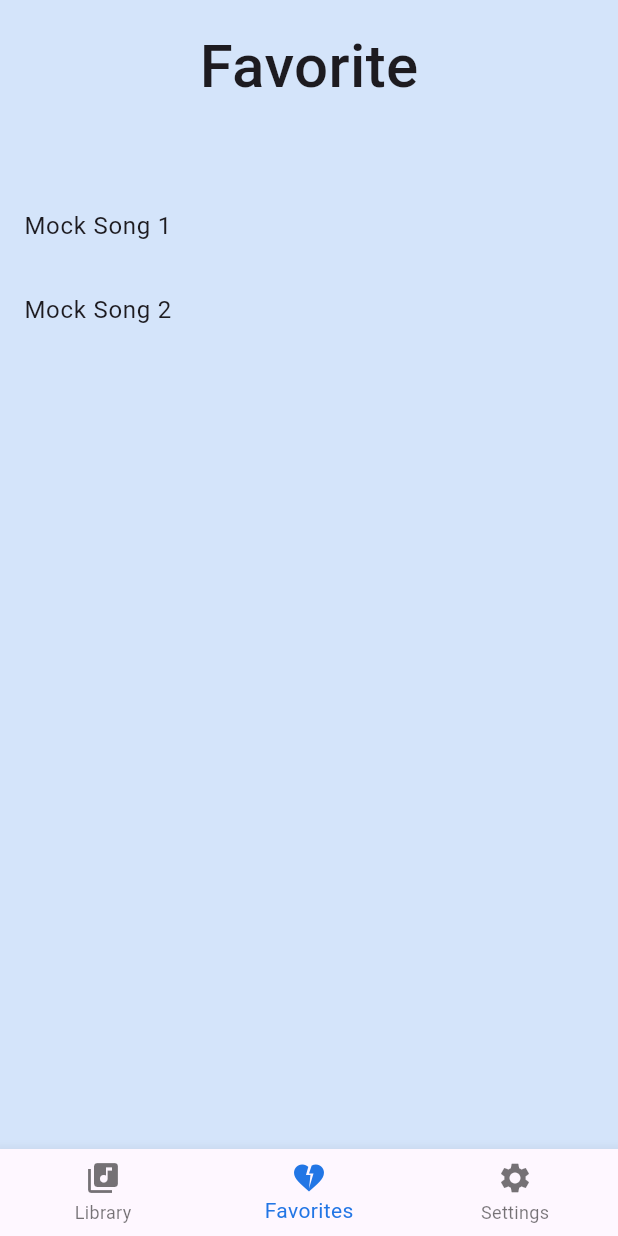
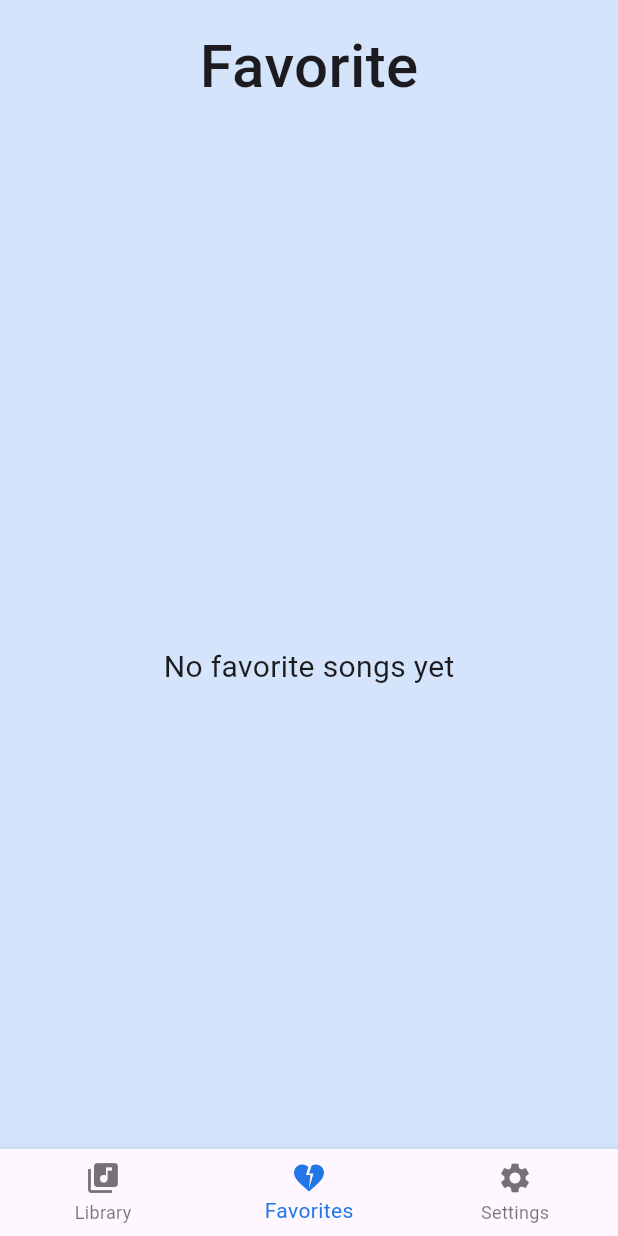
Before and after one commit to Neitong/flutter-w7-homework, a Flutter app: the screen it shows after launch, on a phone screen of 412 x 824 dp. Run offline on Flutter 3.47's test engine with Material 3 defaults, Android fonts, the phone set to English and light mode, and no system bars; our stand-ins replace nested; Roboto replaces fonts that are missing (Eesti).

Commit message:
Homework week7

```diff
--- a/app/lib/main_common.dart
+++ b/app/lib/main_common.dart
@@ -1,6 +1,7 @@
 import 'package:flutter/material.dart';
 import 'package:provider/provider.dart';
 import 'package:nested/nested.dart';
+import 'package:provider/single_child_widget.dart';
 import 'ui/screens/favorite/favorite_screen.dart';
 import 'ui/screens/library/library_screen.dart';
 import 'ui/screens/settings/settings_screen.dart';
@@ -32,13 +33,15 @@ class MyApp extends StatefulWidget {
 class _MyAppState extends State<MyApp> {
   int _currentIndex = 1;
 
-  final List<Widget> _pages = [LibraryScreen(), FavoriteScreen(), SettingsScreen()];
+  final List<Widget> _pages = [
+    const LibraryScreen(),
+    const FavoriteScreen(),
+    const SettingsScreen(),
+  ];
 
   @override
   Widget build(BuildContext context) {
-
-    // 1- Get the globbal settings state
-    AppSettingsState settingsState = context.read<AppSettingsState>();
+    AppSettingsState settingsState = context.watch<AppSettingsState>();
 
     return MaterialApp(
       debugShowCheckedModeBanner: false,
@@ -54,12 +57,12 @@ class _MyAppState extends State<MyApp> {
             });
           },
           selectedItemColor: settingsState.theme.color,
-          items: [
+          items: const [
             BottomNavigationBarItem(
               icon: Icon(Icons.library_music),
               label: 'Library',
             ),
-             BottomNavigationBarItem(
+            BottomNavigationBarItem(
               icon: Icon(Icons.heart_broken),
               label: 'Favorites',
             ),
--- a/app/lib/ui/screens/favorite/favorite_screen.dart
+++ b/app/lib/ui/screens/favorite/favorite_screen.dart
@@ -10,18 +10,20 @@ import '../../theme/theme.dart';
 class FavoriteScreen extends StatelessWidget {
   const FavoriteScreen({super.key});
 
-
   @override
   Widget build(BuildContext context) {
     // 1- Read the globbal song repository
     SongRepository songRepository = context.read<SongRepository>();
-    List<Song> songs = songRepository.fetchSongs();
+    PlayerState playerState = context.watch<PlayerState>();
+    List<Song> songs = songRepository
+        .fetchSongs()
+        .where((song) => playerState.favoriteSongIds.contains(song.id))
+        .toList();
 
-    // 2- Read the globbal settings state
-    AppSettingsState settingsState = context.read<AppSettingsState>();
+    AppSettingsState settingsState = context.watch<AppSettingsState>();
 
     // 3 - Watch the globbal player state
-    PlayerState playerState = context.read<PlayerState>();
+    // PlayerState playerState = context.read<PlayerState>();
 
     return Container(
       color: settingsState.theme.backgroundColor,
@@ -37,11 +39,24 @@ class FavoriteScreen extends StatelessWidget {
           SizedBox(height: 50),
 
           Expanded(
-            child: ListView.builder(
+            child: songs.isEmpty
+                ? Center(
+                    child: Text(
+                      "No favorite songs yet",
+                      style: AppTextStyles.label,
+                    ),
+                  )
+                : ListView.builder(
                     itemCount: songs.length,
                     itemBuilder: (context, index) => SongTile(
                       song: songs[index],
                       isPlaying: playerState.currentSong == songs[index],
+                      onTap: () {
+                        playerState.start(songs[index]);
+                      },
+                      onUnfavoriteTap: () {
+                        playerState.toggleFavorite(songs[index]);
+                      },
                     ),
                   ),
           ),
@@ -56,16 +71,29 @@ class SongTile extends StatelessWidget {
     super.key,
     required this.song,
     required this.isPlaying,
+    required this.onTap,
+    required this.onUnfavoriteTap,
   });
 
   final Song song;
   final bool isPlaying;
+  final VoidCallback onTap;
+  final VoidCallback onUnfavoriteTap;
 
 
   @override
   Widget build(BuildContext context) {
     return ListTile(
+      onTap: onTap,
       title: Text(song.title),
+      subtitle: Text(song.artist),
+      leading: IconButton(
+        onPressed: onUnfavoriteTap,
+        icon: const Icon(
+          Icons.favorite,
+          color: Colors.red,
+        ),
+      ),
       trailing: Text(
         isPlaying ? "Playing" : "",
         style: TextStyle(color: Colors.amber),
--- a/app/lib/ui/screens/settings/settings_screen.dart
+++ b/app/lib/ui/screens/settings/settings_screen.dart
@@ -38,7 +38,7 @@ class SettingsScreen extends StatelessWidget {
                     themeColor: theme,
                     isSelected: theme == settingsState.theme,
                     onTap: (value) {
-                      settingsState.changeTheme(theme);
+                      settingsState.changeTheme(value);
                     },
                   ),
                 )
--- a/app/lib/ui/states/player_state.dart
+++ b/app/lib/ui/states/player_state.dart
@@ -4,8 +4,10 @@ import '../../model/songs/song.dart';
 
 class PlayerState extends ChangeNotifier {
   Song? _currentSong;
+  final Set<String> _favoriteSongIds = {};
 
   Song? get currentSong => _currentSong;
+  Set<String> get favoriteSongIds => Set.unmodifiable(_favoriteSongIds);
 
   void start(Song song) {
     _currentSong = song;
@@ -18,4 +20,16 @@ class PlayerState extends ChangeNotifier {
 
     notifyListeners();
   }
+
+  bool isFavorite(Song song) => _favoriteSongIds.contains(song.id);
+
+  void toggleFavorite(Song song) {
+    if (_favoriteSongIds.contains(song.id)) {
+      _favoriteSongIds.remove(song.id);
+    } else {
+      _favoriteSongIds.add(song.id);
+    }
+
+    notifyListeners();
+  }
 }
--- a/app/pubspec.yaml
+++ b/app/pubspec.yaml
@@ -34,6 +34,8 @@ dependencies:
   # The following adds the Cupertino Icons font to your application.
   # Use with the CupertinoIcons class for iOS style icons.
   cupertino_icons: ^1.0.8
+  provider: ^6.1.5+1
+  nested: ^1.0.0
 
 dev_dependencies:
   flutter_test:
```
Also changed, not shown: app/lib/data/repositories/songs/song_repository_remote.dart (+5 -2 lines), app/lib/ui/screens/library/library_screen.dart (+17 -2 lines), app/lib/main_dev.dart (line endings or trailing spaces). Lines whose indentation alone changed are shown as unchanged.
